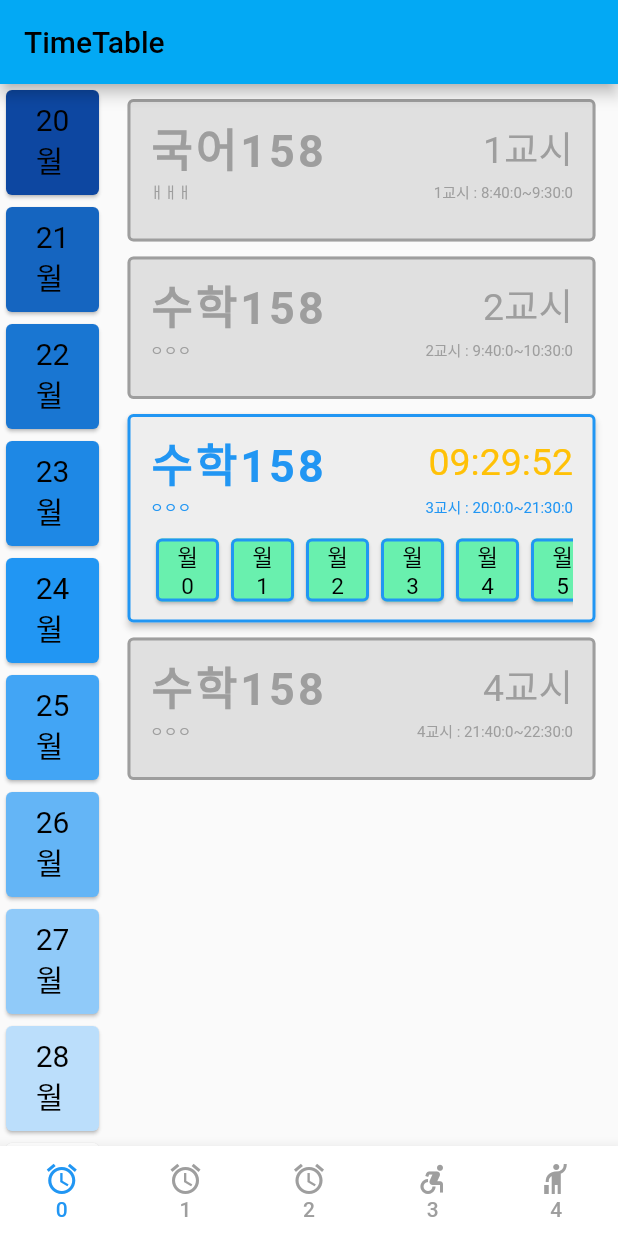
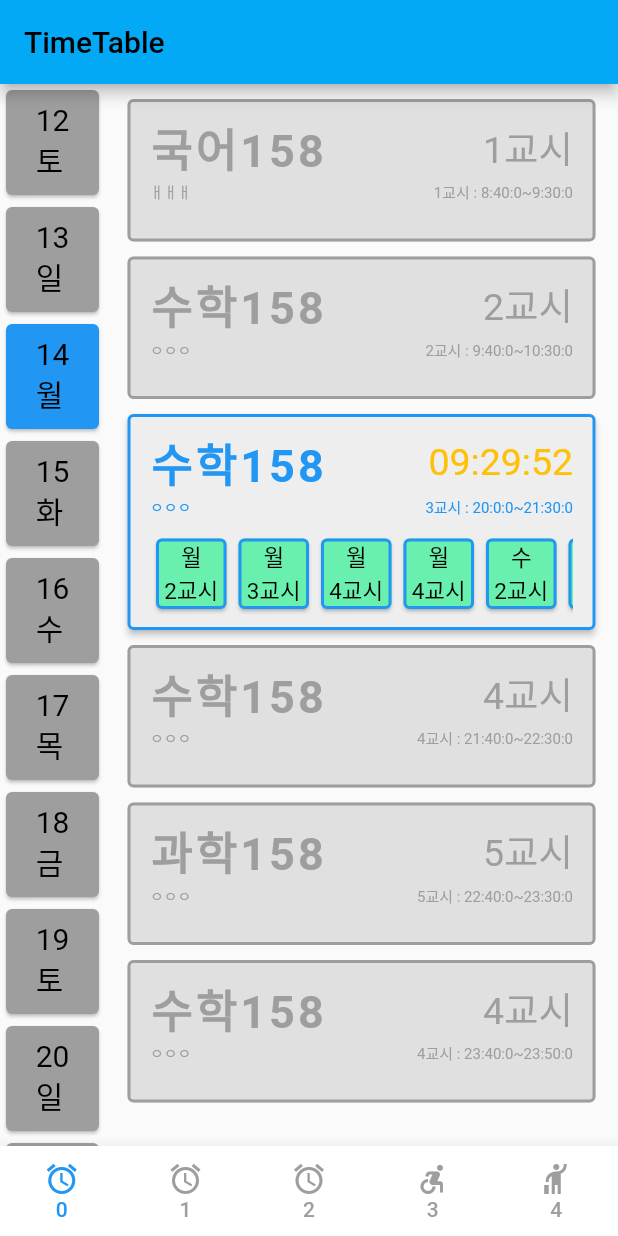
Before and after one commit to rooky0509/ontime, a Flutter app: the screen it shows after launch, on a phone screen of 412 x 824 dp. Run offline on Flutter 3.47's test engine with Material 2 defaults, Android fonts, the phone set to English and light mode, and no system bars.

Commit message:
timetable 카드하단 otherclass부분 추가

```diff
--- a/lib/TimeTable.dart
+++ b/lib/TimeTable.dart
@@ -19,10 +19,12 @@ class _TimeTableState extends State<TimeTable>{
       {"tag":"2교시","start":[09,40,00],"end":[10,30,00],"name":"수학","teacher":"ㅇㅇㅇ"},
       {"tag":"3교시","start":[20,00,00],"end":[21,30,00],"name":"수학","teacher":"ㅇㅇㅇ"},
       {"tag":"4교시","start":[21,40,00],"end":[22,30,00],"name":"수학","teacher":"ㅇㅇㅇ"},
+      {"tag":"5교시","start":[22,40,00],"end":[23,30,00],"name":"과학","teacher":"ㅇㅇㅇ"},
+      {"tag":"4교시","start":[23,40,00],"end":[23,50,00],"name":"수학","teacher":"ㅇㅇㅇ"},
     ],
     [
       {"tag":"1교시","start":[08,40,00],"end":[09,30,00],"name":"국어","teacher":"ㅐㅐㅐ"},
-      {"tag":"2교시","start":[09,40,00],"end":[10,30,00],"name":"수학","teacher":"ㅇㅇㅇ"},
+      {"tag":"2교시","start":[09,40,00],"end":[10,30,00],"name":"과학","teacher":"ㅇㅇㅇ"},
     ],
     [
       {"tag":"1교시","start":[08,40,00],"end":[09,30,00],"name":"국어","teacher":"ㅐㅐㅐ"},
@@ -53,6 +55,7 @@ class _TimeTableState extends State<TimeTable>{
   int activeWeekindex = 0;    // activeDayIndex != today.days()
   int selectDayIndex = 0;     //select => 사용자가 임의로 선택한 값
   int selectWeekIndex = 0;
+  List<String> weeks = ["월","화","수","목","금","토","일",];
   //값 지정
   //값 지정
 
@@ -103,14 +106,24 @@ class _TimeTableState extends State<TimeTable>{
             //height: 70, -> 리스트뷰 전체의 길이 조절
             child: ListView(
               scrollDirection: Axis.vertical,
-              children: List.generate(10, (int index) {
-                return Card(
-                  color: Colors.blue[((index-9*2).abs()-9).abs() * 100],
-                  child: Container(
-                    //width: 100.0, -> 상관없음
-                    height: 70.0,
-                    child : Center(
-                      child: Text("${index+20}\n월",style: TextStyle(fontSize: 20, color: Colors.black)),
+              children: List.generate(14, (int generateIndex) {
+                int index = generateIndex-2;
+                int day = today.add(Duration(days: index)).day;
+                String week = weeks[today.add(Duration(days: index)).weekday-1];
+                return GestureDetector(
+                  onTap: (){
+                    setState(() {
+                      selectDayIndex=index;
+                    });;
+                  },
+                  child: Card(
+                    color: activeDayindex==index?Colors.blue:(selectDayIndex==index?Colors.amber:Colors.grey),
+                    child: Container(
+                      //width: 100.0, -> 상관없음
+                      height: 70.0,
+                      child : Center(
+                        child: Text("${day}\n${week}",style: TextStyle(fontSize: 20, color: Colors.black)),
+                      )
                     )
                   )
                 );
@@ -121,8 +134,8 @@ class _TimeTableState extends State<TimeTable>{
             flex: 1,
             child: ListView(
               scrollDirection: Axis.vertical,
-              children: List.generate(saved[selectWeekIndex].length, (int index) {
-                Map selectMap = saved[selectWeekIndex][index];
+              children: List.generate(saved[selectWeekIndex].length, (int generateClassIndex) {
+                Map selectMap = saved[selectWeekIndex][generateClassIndex];
                 return ClassCard(
                   name : selectMap["name"]+"$timetest",
                   teacher : selectMap["teacher"],
@@ -130,9 +143,24 @@ class _TimeTableState extends State<TimeTable>{
                   start : selectMap["start"],
                   end: selectMap["end"],
                   today : today,
+                  otherClass : saved.asMap().entries.map((entry){
+                    final result = entry.value.where((e)=>e["name"]==selectMap["name"]).map((e)=>{"week":"${weeks[entry.key]}","tag":e["tag"]}).toList();
+                    return result;
+                  }).toList().expand((element) => element).toList(),
+                  /*
+                  .entries.toList().map((savedElement){
+                    final index = savedElement.key;
+                    final value = savedElement.value;
+                    final result = value.where((e){
+                      return e["name"]==selectMap["name"];
+                    }).map((e)=>{"week":"$index","tag":e["tag"]});
+                    return result;
+                  }).toList().map((e) => e.toList()).toList().expand((e) => e).toList(),//.expand((element) => null)
+                  */
+                  //[{"week":"월","tag":"1교시"},{"week":"수","tag":"3교시"},{"week":"금","tag":"2교시"}],//saved,//.expand((element) => element).where((element) => element["name"]==selectMap["name"]).toList(),
                   startClassIndex : startClassIndex,
                   endClassIndex : endClassIndex,
-                  isActive : index == endClassIndex,
+                  isActive : generateClassIndex == endClassIndex,
                   onTap : (){},
                 );
               }),
@@ -175,6 +203,7 @@ class ClassCard extends StatelessWidget {
     this.start,
     this.end,
     this.today,
+    this.otherClass,
     this.startClassIndex,
     this.endClassIndex,
     this.isActive,
@@ -187,6 +216,7 @@ class ClassCard extends StatelessWidget {
   final List<int>? start;
   final List<int>? end;
   final DateTime? today;
+  final List? otherClass;
 
   final int? startClassIndex;
   final int? endClassIndex;
@@ -205,7 +235,7 @@ class ClassCard extends StatelessWidget {
     Color nameColor = isActive!?Colors.blue:Colors.grey;
     Color timeColor = isActive!?(isStart?Colors.amber:Colors.blue):Colors.grey;
 
-    print(today);
+    print("${otherClass![0].runtimeType} : ${otherClass!}");
     return GestureDetector(
       onTap: (){
         onTap;
@@ -246,15 +276,17 @@ class ClassCard extends StatelessWidget {
                 ],
               ),
               isActive!?Container(
-              height: 60, //margin값 + size값
+              height: 65, //margin값 + size값
               //height: 70, -> 리스트뷰 전체의 길이 조절
               child: ListView(
                 scrollDirection: Axis.horizontal,
-                children: List.generate(10, (int index) {
-                  return Container(
+
+
+                children: otherClass!.map((e) =>
+                  Container(
                     margin: EdgeInsets.fromLTRB(0, 10, 0, 0),
-                    width: 50,
-                    height: 50,
+                    width: 55,
+                    height: 55,
                     child: Card(
                       shape: RoundedRectangleBorder(
                         side: new BorderSide(color: borderColor, width: 2.0),
@@ -263,11 +295,13 @@ class ClassCard extends StatelessWidget {
                       color: Colors.greenAccent,
                       child: Container(
                         alignment: Alignment.center,
-                        child: Text("월\n${index}",style: TextStyle(fontSize: 15, color: Colors.black),textAlign: TextAlign.center,
+                        child: Text("${e["week"]}\n${e["tag"]}",style: TextStyle(fontSize: 15, color: Colors.black),textAlign: TextAlign.center,
                       ))
                     ),
-                  );
-                }),
+                  ),
+                ).toList(),
+
+
               ),
             ):Text("")
             ],
--- a/lib/home.dart
+++ b/lib/home.dart
@@ -129,7 +129,7 @@ CardBorder : https://stackoverflow.com/questions/50783354/how-to-highlight-the-b
   ㄴ 카드 테두리 생성
 Time : https://eunjin3786.tistory.com/285
   ㄴ 시간제어
-매서드 : https://velog.io/@realryankim/DartFlutter-%EC%9C%A0%EC%9A%A9%ED%95%9C-%EB%A9%94%EC%84%9C%EB%93%9C-%ED%95%A8%EC%88%98-%EC%A0%95%EB%A6%AC
+iterable매서드 : https://velog.io/@realryankim/DartFlutter-%EC%9C%A0%EC%9A%A9%ED%95%9C-%EB%A9%94%EC%84%9C%EB%93%9C-%ED%95%A8%EC%88%98-%EC%A0%95%EB%A6%AC
   ㄴ 여러기능
 String의 여러매서드 : https://gadfactory.tistory.com/117
   ㄴ padLeft사용해서 빈칸 채움
```
